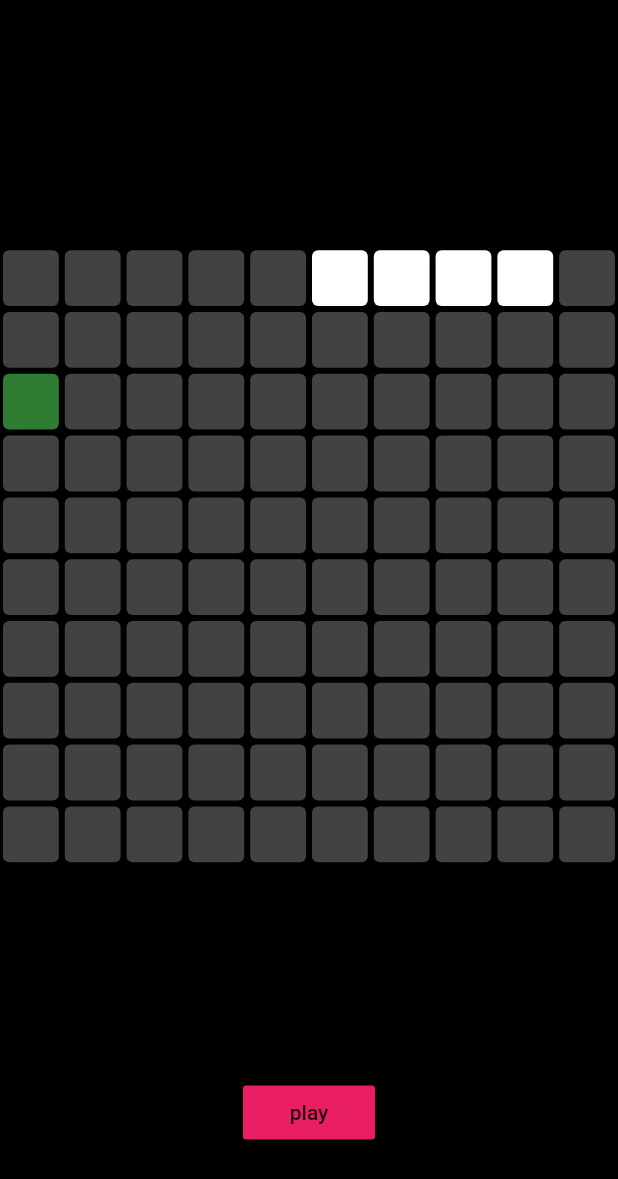
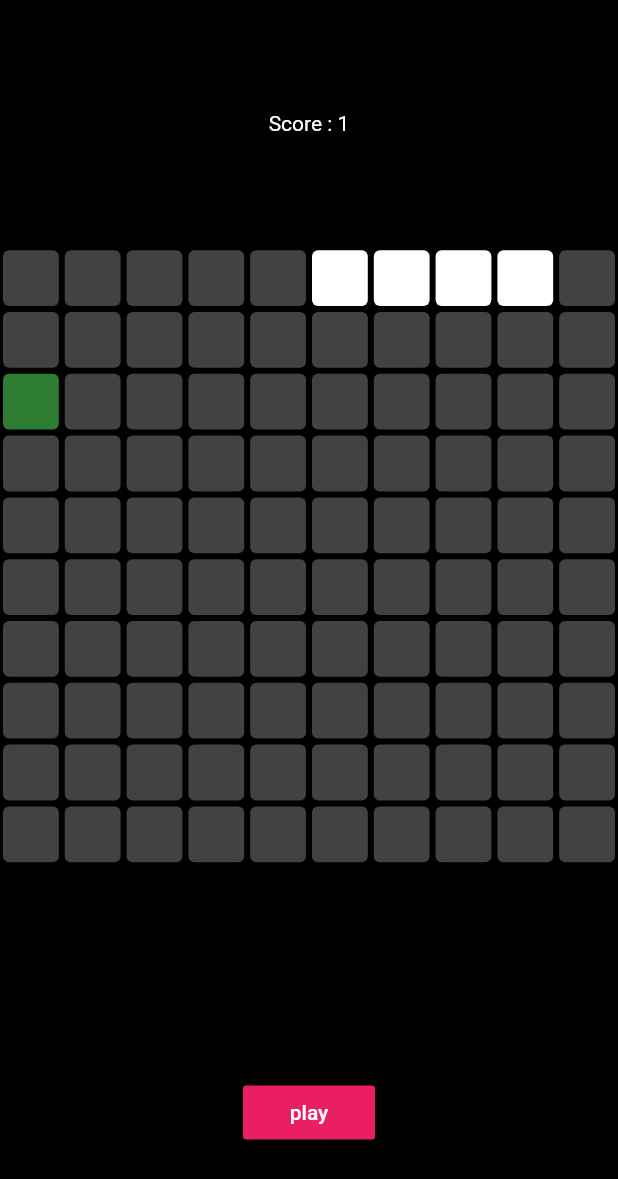
Before and after one commit to iamthejahid/flutter_snake_game, a Flutter app: the screen it shows after launch, after a tap on "play", on a phone screen of 412 x 824 dp. Shown: the top 1179 px of the screen. Run offline on Flutter 3.47's test engine with Material 2 defaults, Android fonts, the phone set to English and light mode, and no system bars.

Commit message:
update : raw one done

```diff
--- a/lib/main.dart
+++ b/lib/main.dart
@@ -36,14 +36,43 @@ class GamePage extends StatefulWidget {
 }
 
 class _GamePageState extends State<GamePage> {
-  List snakePixels = [0, 1, 2];
+  List<int> snakePixels = [0, 1, 2];
   int foodPixel = 5;
   SnakeDirection snakeDirection = SnakeDirection.RIGHT;
 
   int rowSize = 10;
 
-  startGame() => Timer.periodic(const Duration(milliseconds: 200),
-      (timer) => setState(() => moveSnake()));
+  int score = 0;
+
+  startGame() => snakePixels.length <= 3
+      ? Timer.periodic(
+          const Duration(milliseconds: 200),
+          (timer) => setState(() {
+                moveSnake();
+                if (gameOver()) {
+                  timer.cancel();
+                  showDialog(
+                    context: context,
+                    builder: (context) => AlertDialog(
+                      title: const Text('Game Over'),
+                      actions: [
+                        MaterialButton(
+                          onPressed: () => Navigator.of(context).pop(),
+                          child: const Text('Back'),
+                        ),
+                        MaterialButton(
+                          onPressed: () => {
+                            Navigator.of(context).pop(),
+                            reset(),
+                          },
+                          child: const Text('Reset'),
+                        ),
+                      ],
+                    ),
+                  );
+                }
+              }))
+      : () {};
 
   eatFood() {
     while (snakePixels.contains(foodPixel)) {
@@ -99,10 +128,31 @@ class _GamePageState extends State<GamePage> {
     }
 
     if (snakePixels.last == foodPixel) {
+      setState(() {
+        score++;
+      });
       eatFood();
     } else {
       snakePixels.removeAt(0);
     }
+  }
+
+  bool gameOver() {
+    List<int> bodyPixels = snakePixels.sublist(0, snakePixels.length - 1);
+
+    if (bodyPixels.contains(snakePixels.last)) {
+      return true;
+    }
+
+    return false;
+  }
+
+  reset() {
+    snakePixels = [0, 1, 2];
+    foodPixel = 5;
+    score = 0;
+    setState(() {});
+    Future.microtask(() => startGame());
   }
 
   @override
@@ -112,9 +162,14 @@ class _GamePageState extends State<GamePage> {
       body: Column(
         children: [
           Expanded(
-            child: Container(
-                // color: Colors.red,
+            child: Center(
+              child: Text(
+                "Score : $score",
+                style: const TextStyle(
+                  color: Colors.white,
                 ),
+              ),
+            ),
           ),
           Expanded(
               flex: 3,
@@ -157,8 +212,11 @@ class _GamePageState extends State<GamePage> {
             child: Center(
               child: MaterialButton(
                 color: Colors.pink,
-                child: const Text('play'),
                 onPressed: startGame,
+                child: const Text(
+                  'play',
+                  style: TextStyle(color: Colors.white),
+                ),
               ),
             ),
           )
```
Also changed, not shown: pubspec.lock, 1 other file.
